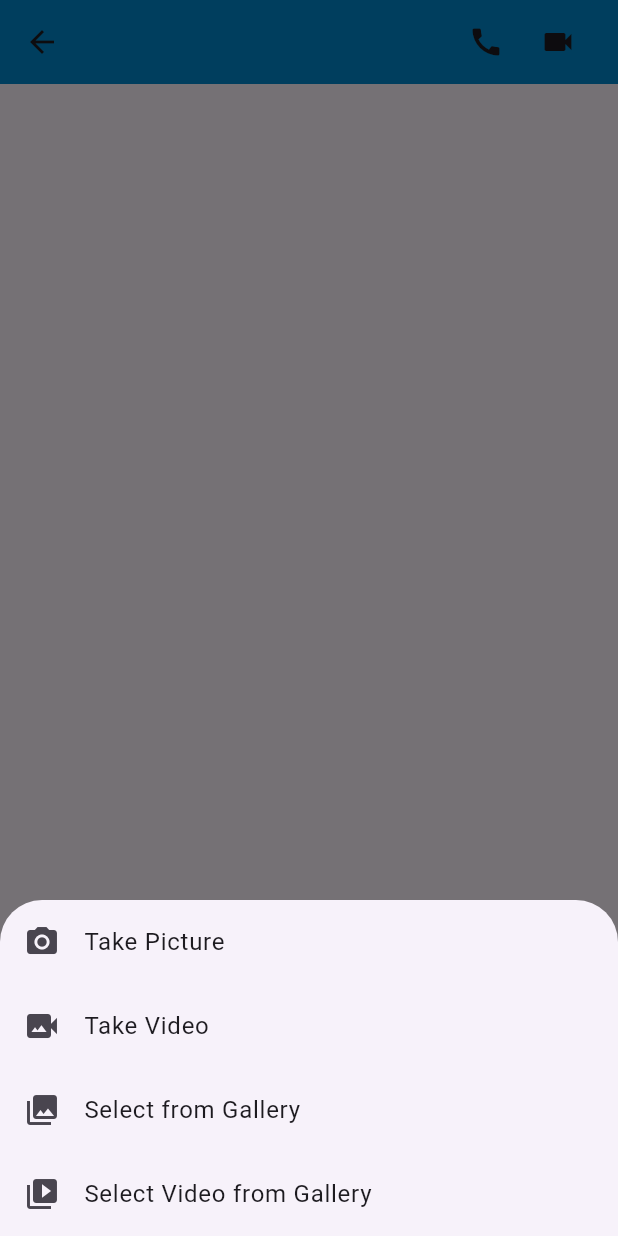
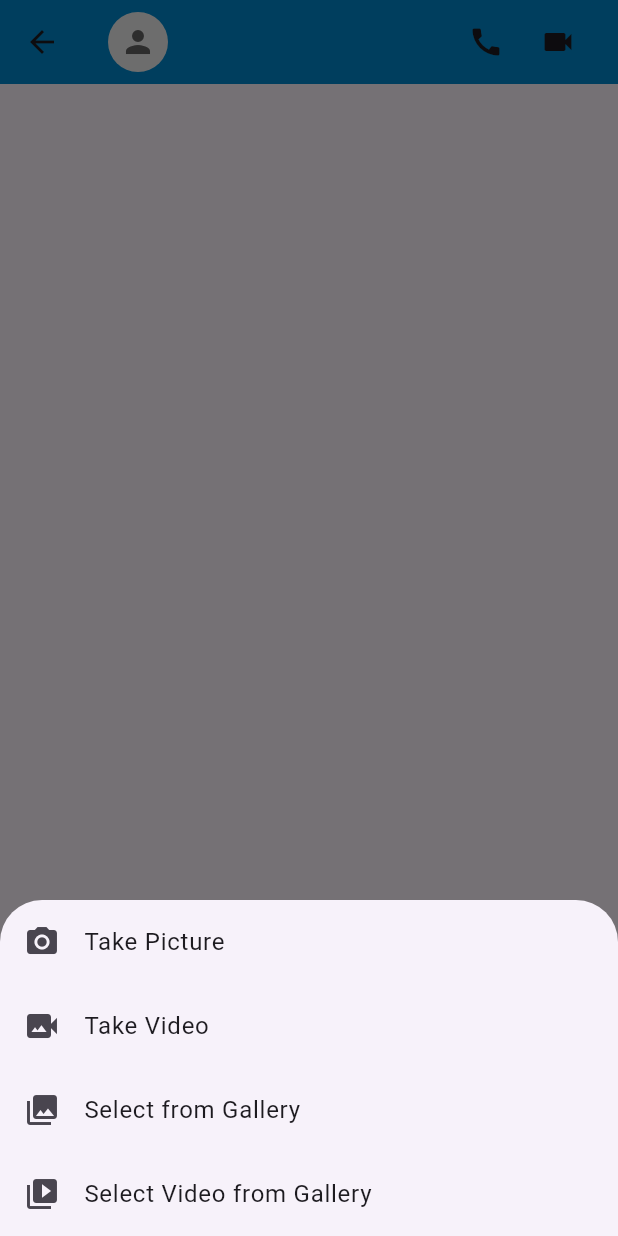
Before and after one commit to shaiws/PriviChat, a Flutter app: the ChatScreen screen opened directly with empty values, after a tap on the "attach file" icon, on a phone screen of 412 x 824 dp. Run offline on Flutter 3.47's test engine with Material 3 defaults, Android fonts, the phone set to English and light mode, and no system bars; our stand-ins replace chewie, cloud_firestore, device_info_plus, firebase_auth, firebase_core, firebase_storage and 6 more; missing offline and left inert: audio_session, flutter_sound, flutter_webrtc; accounts and stored records are empty; generated files the repository leaves out were written again.

Commit message:
added user image profile to chat

```diff
--- a/flutter/lib/chat_screen.dart
+++ b/flutter/lib/chat_screen.dart
@@ -19,12 +19,15 @@ class ChatScreen extends StatefulWidget {
   final String userId;
   final String otherUserId;
   final String otherUserNickname;
+  final String? otherUserProfileImage; // Add this line
 
-  const ChatScreen(
-      {super.key,
-      required this.userId,
-      required this.otherUserId,
-      required this.otherUserNickname});
+  const ChatScreen({
+    super.key,
+    required this.userId,
+    required this.otherUserId,
+    required this.otherUserNickname,
+    this.otherUserProfileImage, // Add this line
+  });
 
   @override
   _ChatScreenState createState() => _ChatScreenState();
@@ -39,8 +42,8 @@ class _ChatScreenState extends State<ChatScreen> {
   bool _isRecording = false;
   FlutterSoundRecorder? _audioRecorder;
   FlutterSoundPlayer? _audioPlayer;
-  Map<int, ChewieController> _chewieControllers = {};
-  Map<int, VideoPlayerController> _videoControllers = {};
+  final Map<int, ChewieController> _chewieControllers = {};
+  final Map<int, VideoPlayerController> _videoControllers = {};
 
   @override
   void initState() {
@@ -487,7 +490,33 @@ class _ChatScreenState extends State<ChatScreen> {
         appBar: AppBar(
           title: Row(
             children: [
-              Text(widget.otherUserNickname),
+              CircleAvatar(
+                backgroundColor: Colors.grey[200],
+                backgroundImage: widget.otherUserProfileImage != null
+                    ? NetworkImage(widget.otherUserProfileImage!)
+                    : null,
+                radius: 20,
+                child: widget.otherUserProfileImage == null
+                    ? Icon(Icons.person, color: Colors.grey[700])
+                    : null,
+              ),
+              const SizedBox(width: 10),
+              Expanded(
+                child: Column(
+                  crossAxisAlignment: CrossAxisAlignment.start,
+                  children: [
+                    Text(
+                      widget.otherUserNickname,
+                      style: const TextStyle(fontSize: 16),
+                    ),
+                    if (_isOtherUserTyping)
+                      const Text(
+                        'Typing...',
+                        style: TextStyle(fontSize: 12),
+                      ),
+                  ],
+                ),
+              ),
               const Spacer(),
               IconButton(
                 icon: const Icon(Icons.call),
@@ -503,14 +532,6 @@ class _ChatScreenState extends State<ChatScreen> {
         ),
         body: Column(
           children: [
-            if (_isOtherUserTyping)
-              const Padding(
-                padding: EdgeInsets.symmetric(vertical: 8.0),
-                child: Text(
-                  'Typing...',
-                  style: TextStyle(fontStyle: FontStyle.italic),
-                ),
-              ),
             Expanded(
               child: ListView.builder(
                 controller: _scrollController,
@@ -677,7 +698,7 @@ class _ChatScreenState extends State<ChatScreen> {
   }
 
   Future<void> checkAndRequestPermission() async {
-    var status;
+    PermissionStatus status;
     if (Platform.isAndroid) {
       final deviceInfo = DeviceInfoPlugin();
       final androidInfo = await deviceInfo.androidInfo;
--- a/flutter/lib/main.dart
+++ b/flutter/lib/main.dart
@@ -15,6 +15,8 @@ void main() async {
 }
 
 class MyApp extends StatelessWidget {
+  const MyApp({super.key});
+
   @override
   Widget build(BuildContext context) {
     return MaterialApp(
@@ -28,6 +30,8 @@ class MyApp extends StatelessWidget {
 }
 
 class InitialScreen extends StatefulWidget {
+  const InitialScreen({super.key});
+
   @override
   _InitialScreenState createState() => _InitialScreenState();
 }
```
Also changed, not shown: flutter/lib/chats_list.dart (deleted, +0 -97 lines), flutter/lib/contact_list.dart (+10 -8 lines), flutter/lib/registration_screen.dart (+8 -6 lines).
